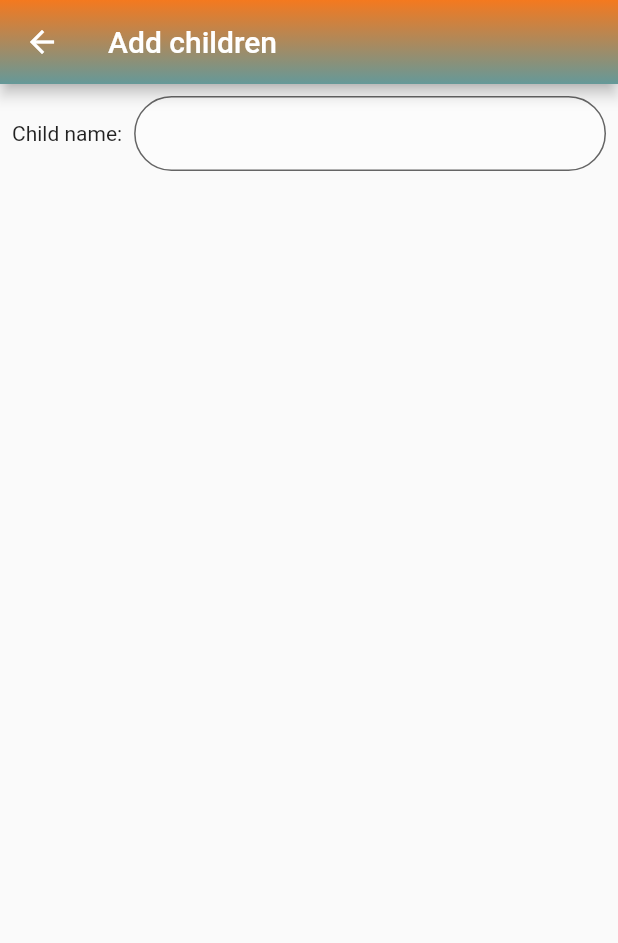
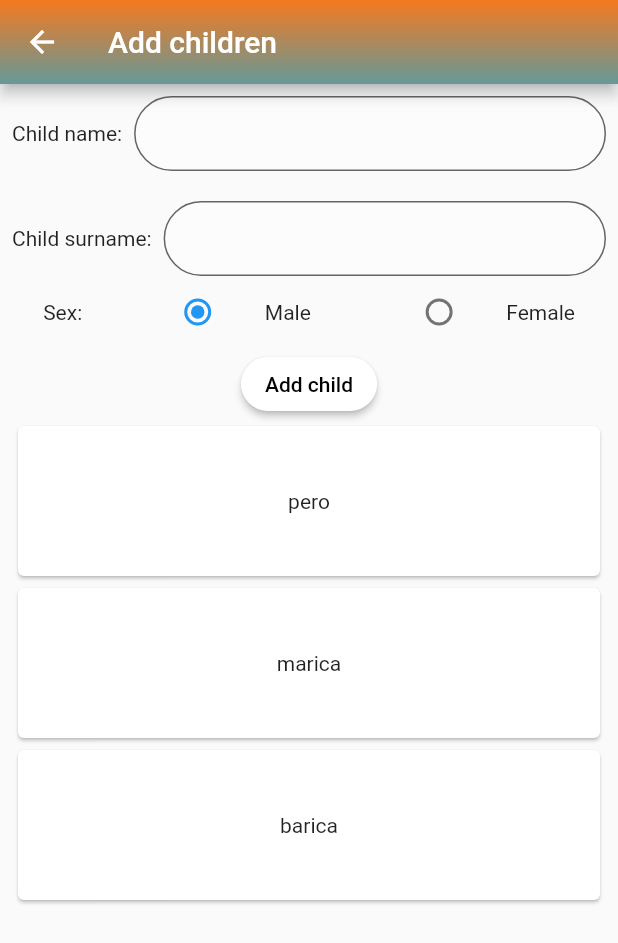
Before and after one commit to skovacic1998/diplomski, a Flutter app: the AddChildren screen opened directly, on a phone screen of 412 x 824 dp. Shown: the top 943 px of the screen. Run offline on Flutter 3.47's test engine with Material 2 defaults, Android fonts, the phone set to English and light mode, and no system bars; our stand-ins replace firebase_auth, firebase_core, flutter_riverpod; accounts and stored records are empty.

Commit message:
more ui changes to add children screen

```diff
--- a/vrtic/lib/screens/adding_children_screen.dart
+++ b/vrtic/lib/screens/adding_children_screen.dart
@@ -1,6 +1,5 @@
 import 'package:flutter/material.dart';
 
-import '../reusable_widgets/reusable_widget.dart';
 import '../utils/color_utils.dart';
 
 class AddChildren extends StatefulWidget {
@@ -12,7 +11,9 @@ class AddChildren extends StatefulWidget {
 
 class _AddChildrenState extends State<AddChildren> {
   TextEditingController nameController = TextEditingController();
-
+  TextEditingController surnameController = TextEditingController();
+  int? selectedOption = 0;
+  List<String> names = ['pero', 'marica', 'barica'];
   @override
   Widget build(BuildContext context) {
     return Scaffold(
@@ -24,7 +25,9 @@ class _AddChildrenState extends State<AddChildren> {
             Row(
               children: [
                 const Text('Child name:'),
-                const SizedBox(width: 8,),
+                const SizedBox(
+                  width: 8,
+                ),
                 Expanded(
                   child: SizedBox(
                     height: 50,
@@ -41,14 +44,113 @@ class _AddChildrenState extends State<AddChildren> {
                         fillColor: Colors.white.withOpacity(0.3),
                         border: OutlineInputBorder(
                           borderRadius: BorderRadius.circular(30.0),
-                          borderSide:
-                              const BorderSide(width: 1, style: BorderStyle.none),
+                          borderSide: const BorderSide(
+                              width: 1, style: BorderStyle.none),
                         ),
                       ),
                     ),
                   ),
                 ),
               ],
+            ),
+            const SizedBox(
+              height: 20,
+            ),
+            Row(
+              children: [
+                const Text('Child surname:'),
+                const SizedBox(
+                  width: 8,
+                ),
+                Expanded(
+                  child: SizedBox(
+                    height: 50,
+                    child: TextField(
+                      controller: surnameController,
+                      cursorColor: Colors.black,
+                      style: TextStyle(color: Colors.black.withOpacity(0.9)),
+                      decoration: InputDecoration(
+                        labelStyle: TextStyle(
+                          color: Colors.white.withOpacity(0.9),
+                        ),
+                        filled: true,
+                        floatingLabelBehavior: FloatingLabelBehavior.never,
+                        fillColor: Colors.white.withOpacity(0.3),
+                        border: OutlineInputBorder(
+                          borderRadius: BorderRadius.circular(30.0),
+                          borderSide: const BorderSide(
+                              width: 1, style: BorderStyle.none),
+                        ),
+                      ),
+                    ),
+                  ),
+                ),
+              ],
+            ),
+            Row(
+              mainAxisAlignment: MainAxisAlignment.spaceEvenly,
+              children: [
+                const Text('Sex: '),
+                const SizedBox(
+                  width: 8,
+                ),
+                Radio(
+                  value: 0,
+                  groupValue: selectedOption,
+                  onChanged: (value) {
+                    setState(() {
+                      selectedOption = value;
+                    });
+                  },
+                ),
+                const Text('Male'),
+                const SizedBox(width: 20),
+                Radio(
+                  value: 1,
+                  groupValue: selectedOption,
+                  onChanged: (value) {
+                    setState(() {
+                      selectedOption = value;
+                    });
+                  },
+                ),
+                const Text('Female'),
+              ],
+            ),
+            ElevatedButton(
+              onPressed: () {},
+              style: ButtonStyle(
+                backgroundColor: MaterialStateProperty.resolveWith((states) {
+                  if (states.contains(MaterialState.pressed)) {
+                    return Colors.black26;
+                  }
+                  return Colors.white;
+                }),
+                shape: MaterialStateProperty.all<RoundedRectangleBorder>(
+                  RoundedRectangleBorder(
+                      borderRadius: BorderRadius.circular(30)),
+                ),
+              ),
+              child: const Text(
+                'Add child',
+                style: TextStyle(color: Colors.black),
+              ),
+            ),
+            SingleChildScrollView(
+              child: ListView.builder(
+                shrinkWrap: true,
+                scrollDirection: Axis.vertical,
+                itemCount: names.length,
+                itemBuilder: (BuildContext ctx, number) {
+                  return Card(
+                    child: SizedBox(
+                      width: double.infinity,
+                      height: 100,
+                      child: Center(child: Text(names[number])),
+                    ),
+                  );
+                },
+              ),
             ),
           ],
         ),
```
